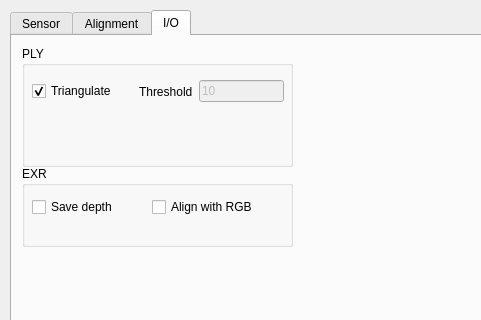
This is params.ui in jonabalzer/yas as Qt 5 draws it before an edit; both pictures show x 0 to 481 and y 0 to 320 of the 601 by 450 pixel window. The edited form follows.
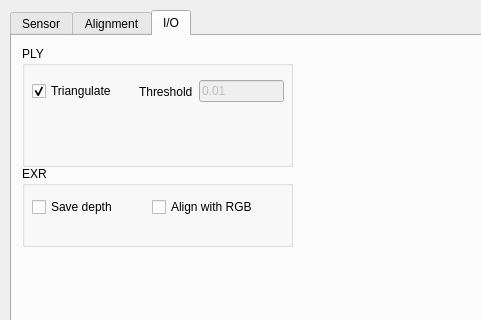
This is the edited form. The open tabs and pages were chosen to show the change.

Diff of the .ui file:
```diff
--- a/params.ui
+++ b/params.ui
@@ -611,7 +611,7 @@
           <bool>false</bool>
          </property>
          <property name="text">
-          <string>10</string>
+          <string>0.01</string>
          </property>
         </widget>
        </item>
```
Left out of the diff: 2 changed lines with no effect on the pictures.
